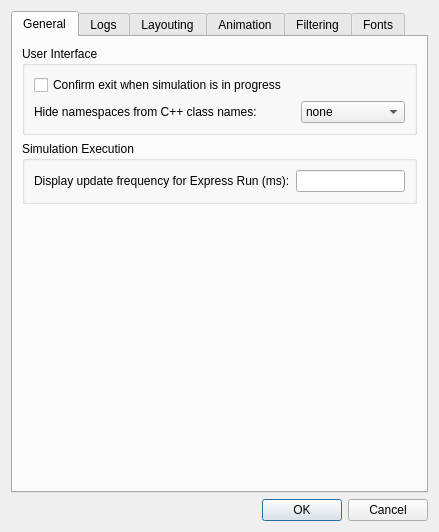
Above: src/qtenv/preferencesdialog.ui from omnetpp/omnetpp before the change. Below: the same form after it.
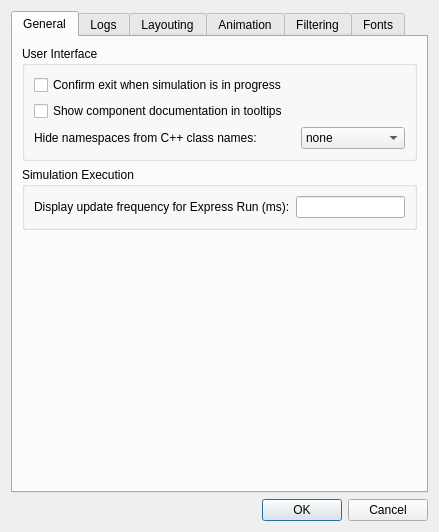
That is the form after the change.

Commit message:
qtenv: optionally show NEDDOC brief in the tooltips of modules and channels
- 1st para of the NED documentation comment; only added for "verbose" tooltips
- can be turned off in the config dialog ("Show component documentation in tooltips")

The edit to the form file:
```diff
--- a/src/qtenv/preferencesdialog.ui
+++ b/src/qtenv/preferencesdialog.ui
@@ -50,6 +50,13 @@
             </property>
            </widget>
           </item>
+          <item>
+           <widget class="QCheckBox" name="nedDocTooltips">
+            <property name="text">
+             <string>Show component documentation in tooltips</string>
+            </property>
+           </widget>
+          </item>
           <item>
            <layout class="QHBoxLayout" name="horizontalLayout" stretch="0,0">
             <item>
```
The commit also changes 3 other files.
